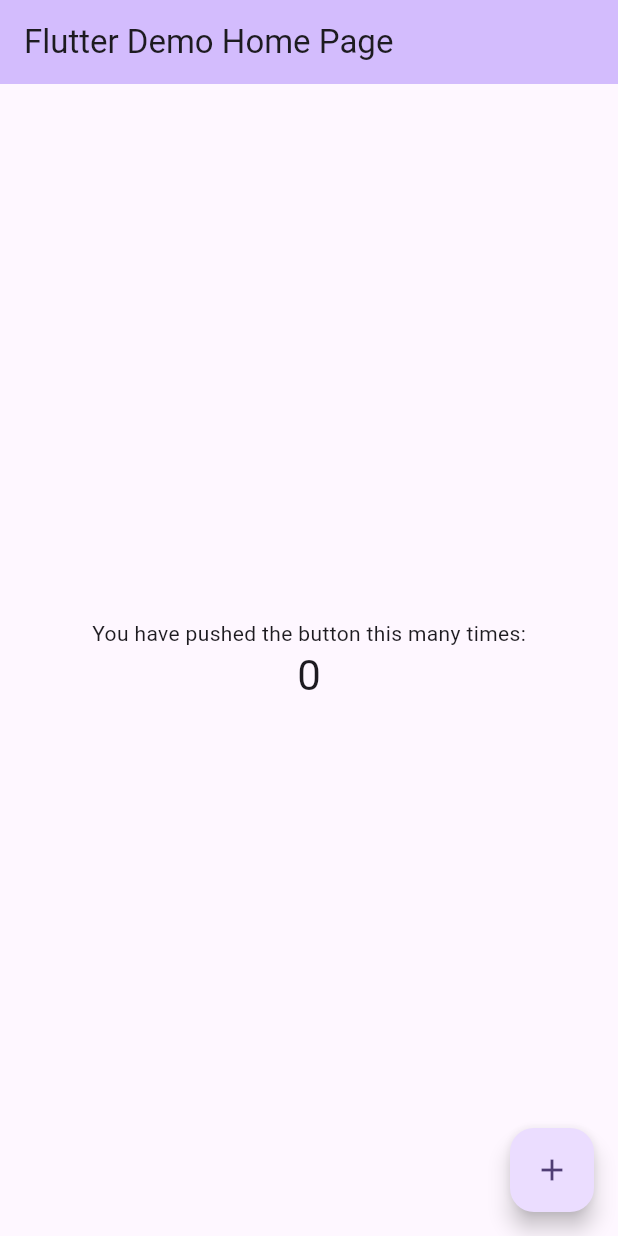
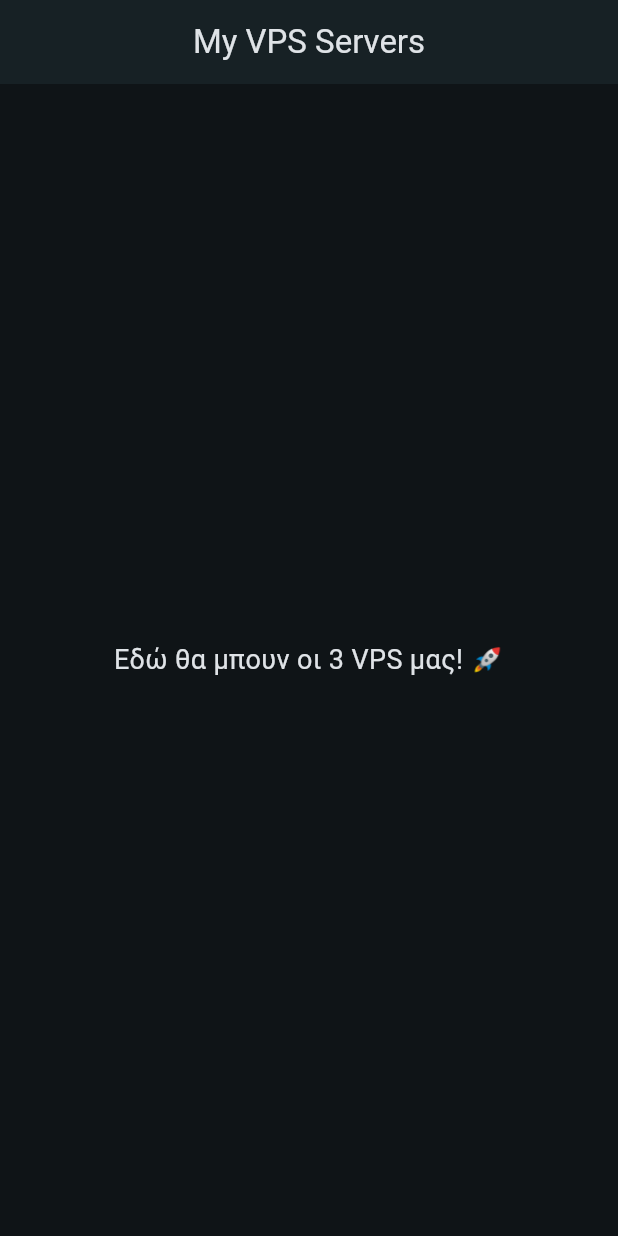
Before and after one commit to jampwebsolutions/hestiacp_monitor, a Flutter app: the screen it shows after launch, on a phone screen of 412 x 824 dp. Run offline on Flutter 3.47's test engine with Material 3 defaults, Android fonts, the phone set to English and light mode, and no system bars.

Commit message:
Refactor main app structure and add DashboardScreen

```diff
--- a/lib/main.dart
+++ b/lib/main.dart
@@ -1,122 +1,27 @@
 import 'package:flutter/material.dart';
+import 'screens/dashboard_screen.dart';
 
 void main() {
-  runApp(const MyApp());
+  runApp(const HestiaMonitorApp());
 }
 
-class MyApp extends StatelessWidget {
-  const MyApp({super.key});
+class HestiaMonitorApp extends StatelessWidget {
+  const HestiaMonitorApp({super.key});
 
-  // This widget is the root of your application.
   @override
   Widget build(BuildContext context) {
     return MaterialApp(
-      title: 'Flutter Demo',
+      title: 'HestiaCP Monitor',
+      debugShowCheckedModeBanner: false, // Κρύβει το ενοχλητικό banner "DEBUG"
       theme: ThemeData(
-        // This is the theme of your application.
-        //
-        // TRY THIS: Try running your application with "flutter run". You'll see
-        // the application has a purple toolbar. Then, without quitting the app,
-        // try changing the seedColor in the colorScheme below to Colors.green
-        // and then invoke "hot reload" (save your changes or press the "hot
-        // reload" button in a Flutter-supported IDE, or press "r" if you used
-        // the command line to start the app).
-        //
-        // Notice that the counter didn't reset back to zero; the application
-        // state is not lost during the reload. To reset the state, use hot
-        // restart instead.
-        //
-        // This works for code too, not just values: Most code changes can be
-        // tested with just a hot reload.
-        colorScheme: .fromSeed(seedColor: Colors.deepPurple),
+        colorScheme: ColorScheme.fromSeed(
+          seedColor: Colors.blueGrey,
+          brightness: Brightness.dark,
+        ),
+        useMaterial3: true,
       ),
-      home: const MyHomePage(title: 'Flutter Demo Home Page'),
+      home:
+          const DashboardScreen(), // Αυτή η οθόνη δεν υπάρχει ακόμα, θα την φτιάξουμε τώρα!
     );
   }
 }
-
-class MyHomePage extends StatefulWidget {
-  const MyHomePage({super.key, required this.title});
-
-  // This widget is the home page of your application. It is stateful, meaning
-  // that it has a State object (defined below) that contains fields that affect
-  // how it looks.
-
-  // This class is the configuration for the state. It holds the values (in this
-  // case the title) provided by the parent (in this case the App widget) and
-  // used by the build method of the State. Fields in a Widget subclass are
-  // always marked "final".
-
-  final String title;
-
-  @override
-  State<MyHomePage> createState() => _MyHomePageState();
-}
-
-class _MyHomePageState extends State<MyHomePage> {
-  int _counter = 0;
-
-  void _incrementCounter() {
-    setState(() {
-      // This call to setState tells the Flutter framework that something has
-      // changed in this State, which causes it to rerun the build method below
-      // so that the display can reflect the updated values. If we changed
-      // _counter without calling setState(), then the build method would not be
-      // called again, and so nothing would appear to happen.
-      _counter++;
-    });
-  }
-
-  @override
-  Widget build(BuildContext context) {
-    // This method is rerun every time setState is called, for instance as done
-    // by the _incrementCounter method above.
-    //
-    // The Flutter framework has been optimized to make rerunning build methods
-    // fast, so that you can just rebuild anything that needs updating rather
-    // than having to individually change instances of widgets.
-    return Scaffold(
-      appBar: AppBar(
-        // TRY THIS: Try changing the color here to a specific color (to
-        // Colors.amber, perhaps?) and trigger a hot reload to see the AppBar
-        // change color while the other colors stay the same.
-        backgroundColor: Theme.of(context).colorScheme.inversePrimary,
-        // Here we take the value from the MyHomePage object that was created by
-        // the App.build method, and use it to set our appbar title.
-        title: Text(widget.title),
-      ),
-      body: Center(
-        // Center is a layout widget. It takes a single child and positions it
-        // in the middle of the parent.
-        child: Column(
-          // Column is also a layout widget. It takes a list of children and
-          // arranges them vertically. By default, it sizes itself to fit its
-          // children horizontally, and tries to be as tall as its parent.
-          //
-          // Column has various properties to control how it sizes itself and
-          // how it positions its children. Here we use mainAxisAlignment to
-          // center the children vertically; the main axis here is the vertical
-          // axis because Columns are vertical (the cross axis would be
-          // horizontal).
-          //
-          // TRY THIS: Invoke "debug painting" (choose the "Toggle Debug Paint"
-          // action in the IDE, or press "p" in the console), to see the
-          // wireframe for each widget.
-          mainAxisAlignment: .center,
-          children: [
-            const Text('You have pushed the button this many times:'),
-            Text(
-              '$_counter',
-              style: Theme.of(context).textTheme.headlineMedium,
-            ),
-          ],
-        ),
-      ),
-      floatingActionButton: FloatingActionButton(
-        onPressed: _incrementCounter,
-        tooltip: 'Increment',
-        child: const Icon(Icons.add),
-      ),
-    );
-  }
-}
--- /dev/null
+++ b/lib/screens/dashboard_screen.dart
@@ -0,0 +1,22 @@
+import 'package:flutter/material.dart';
+
+class DashboardScreen extends StatelessWidget {
+  const DashboardScreen({super.key});
+
+  @override
+  Widget build(BuildContext context) {
+    return Scaffold(
+      appBar: AppBar(
+        title: const Text('My VPS Servers'),
+        centerTitle: true,
+        elevation: 2,
+      ),
+      body: const Center(
+        child: Text(
+          'Εδώ θα μπουν οι 3 VPS μας! 🚀',
+          style: TextStyle(fontSize: 18),
+        ),
+      ),
+    );
+  }
+}
```
